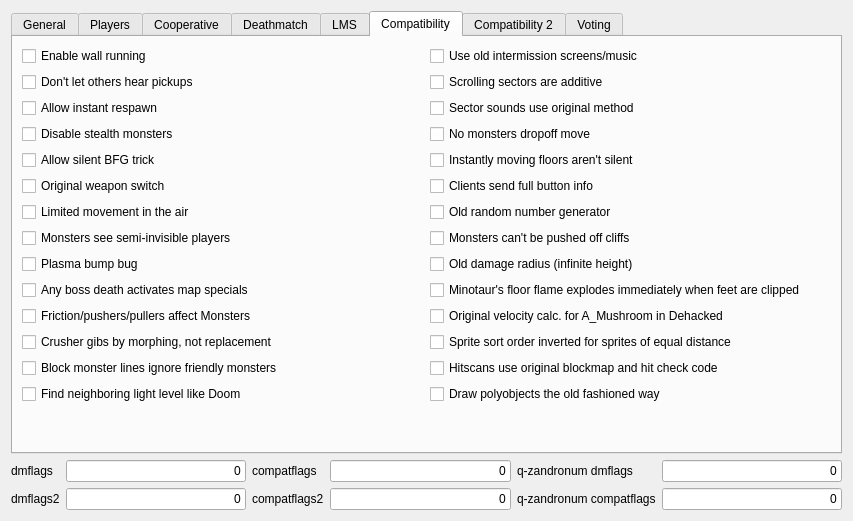
Before: the Qt Designer form src/plugins/zandronumq/createserverdialogpages/flagspage.ui in drfrag666/doomseeker-unofficial, drawn with Qt 5.
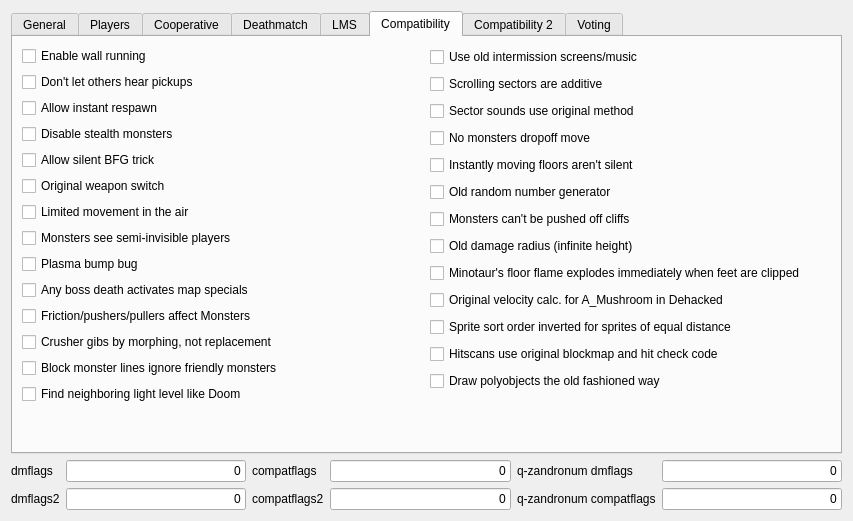
After: the same form once the commit is applied. The open tabs and pages were chosen to show the change. Custom widgets are drawn as their Qt base class.

Commit message: Remove "Clients send full button info" flag, because it doesn't exist in Q-Zandronum

Patch:
```diff
--- a/src/plugins/zandronumq/createserverdialogpages/flagspage.ui
+++ b/src/plugins/zandronumq/createserverdialogpages/flagspage.ui
@@ -1474,16 +1474,6 @@
              </property>
             </widget>
            </item>
-           <item>
-            <widget class="QCheckBox" name="cbCompatClientsSendFullButtonInfo">
-             <property name="toolTip">
-              <string>&lt;html&gt;&lt;head/&gt;&lt;body&gt;&lt;p&gt;Clients send ucmd.buttons as &amp;quot;long&amp;quot; instead of as &amp;quot;byte&amp;quot; in CLIENTCOMMANDS_ClientMove. So far this is only necessary if the ACS function GetPlayerInput is used in a server side script to check for buttons bigger than BT_ZOOM. Otherwise this information is completely useless for the server and the additional net traffic to send it should be avoided.&lt;/p&gt;&lt;/body&gt;&lt;/html&gt;</string>
-             </property>
-             <property name="text">
-              <string>Clients send full button info</string>
-             </property>
-            </widget>
-           </item>
            <item>
             <widget class="QCheckBox" name="cbCompatOldRandomNumberGenerator">
              <property name="toolTip">
```
Left out of the diff: 17 changed lines with no effect on the pictures. The commit also changes 9 other files.
